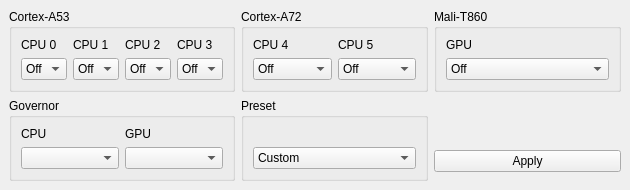
This is mainwindow.ui in Mihaylov93/gearboxplus as Qt 5 draws it before an edit. The edited form follows.
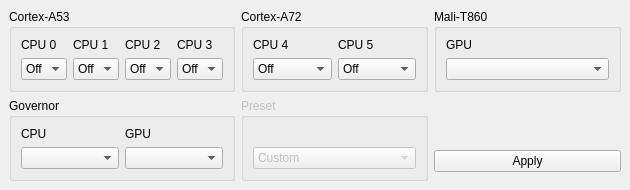
This is the edited form. Icons and pictures are not drawn.

Commit message: Implement apply button.

```diff
--- a/mainwindow.ui
+++ b/mainwindow.ui
@@ -96,13 +96,7 @@
       </property>
       <layout class="QGridLayout" name="gridLayout_4">
        <item row="1" column="0">
-        <widget class="QComboBox" name="cbGpu">
-         <item>
-          <property name="text">
-           <string>Off</string>
-          </property>
-         </item>
-        </widget>
+        <widget class="QComboBox" name="cbGpu"/>
        </item>
        <item row="0" column="0">
         <widget class="QLabel" name="label_3">
@@ -189,12 +183,18 @@
     </item>
     <item row="1" column="1">
      <widget class="QGroupBox" name="gbPreset">
+      <property name="enabled">
+       <bool>false</bool>
+      </property>
       <property name="title">
        <string>Preset</string>
       </property>
       <layout class="QGridLayout" name="gridLayout_6">
        <item row="1" column="0">
         <widget class="QComboBox" name="cbPreset">
+         <property name="enabled">
+          <bool>false</bool>
+         </property>
          <item>
           <property name="text">
            <string>Custom</string>
```
The commit also changes 2 other files.
